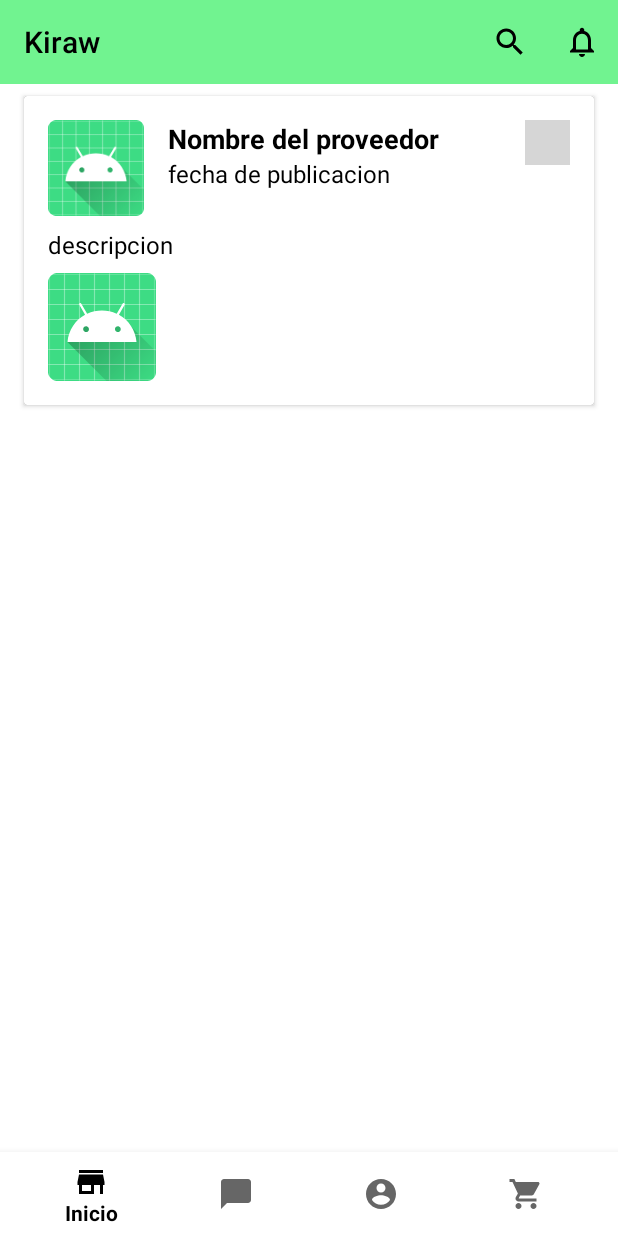
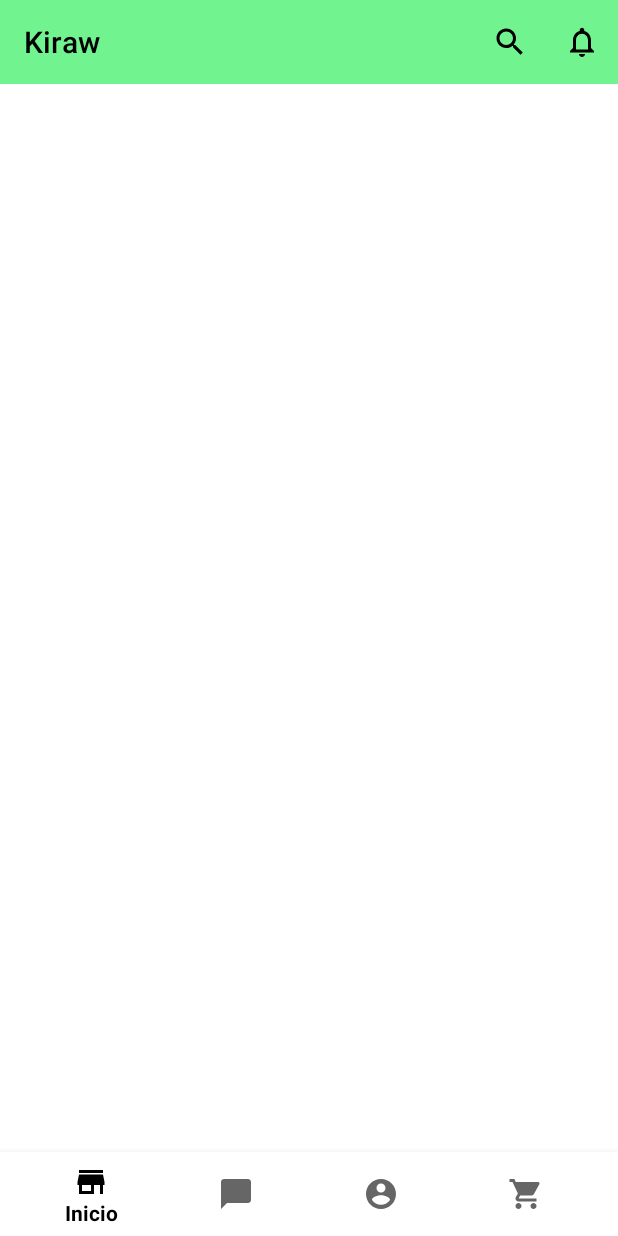
Before and after one commit to Piero-V/Kiraw, an Android app: the HomeFragment screen opened directly, with no data from a screen before it, on a phone screen of 412 x 824 dp. Run offline under Robolectric (Android 15) with nearby library versions, the phone set to English and light mode, and no system bars; grey boxes are pictures that could not be loaded.

Commit message:
modelo publicaciones y productos creado

```diff
--- a/app/src/main/java/pe/com/integrador/kiraw/activities/Buscar.java
+++ b/app/src/main/java/pe/com/integrador/kiraw/activities/Buscar.java
@@ -6,15 +6,12 @@ import androidx.recyclerview.widget.LinearLayoutManager;
 import androidx.recyclerview.widget.RecyclerView;
 
 import android.graphics.Color;
-import android.graphics.PorterDuff;
-import android.graphics.drawable.Drawable;
 import android.os.Bundle;
 import android.view.Menu;
 import android.view.MenuItem;
 import android.view.View;
 import android.view.ViewGroup;
 import android.widget.EditText;
-import android.widget.LinearLayout;
 import android.widget.SearchView;
 import android.widget.TextView;
 
@@ -23,7 +20,7 @@ import java.util.List;
 
 import pe.com.integrador.kiraw.R;
 import pe.com.integrador.kiraw.adapter.ClientesAdapter;
-import pe.com.integrador.kiraw.clases.Clientes;
+import pe.com.integrador.kiraw.models.Clientes;
 
 public class Buscar extends AppCompatActivity {
     SearchView searchView;
--- a/app/src/main/java/pe/com/integrador/kiraw/adapter/ClientesAdapter.java
+++ b/app/src/main/java/pe/com/integrador/kiraw/adapter/ClientesAdapter.java
@@ -1,7 +1,6 @@
 package pe.com.integrador.kiraw.adapter;
 
 import android.content.Context;
-import android.text.Layout;
 import android.view.LayoutInflater;
 import android.view.View;
 import android.view.ViewGroup;
@@ -15,7 +14,7 @@ import java.util.ArrayList;
 import java.util.List;
 
 import pe.com.integrador.kiraw.R;
-import pe.com.integrador.kiraw.clases.Clientes;
+import pe.com.integrador.kiraw.models.Clientes;
 
 public class ClientesAdapter extends RecyclerView.Adapter<ClientesAdapter.Holderview> {
     private List<Clientes> clienteslist;
--- a/app/src/main/java/pe/com/integrador/kiraw/fragments/HomeFragment.java
+++ b/app/src/main/java/pe/com/integrador/kiraw/fragments/HomeFragment.java
@@ -24,6 +24,6 @@ public class HomeFragment extends Fragment {
     public View onCreateView(LayoutInflater inflater, ViewGroup container,
                              Bundle savedInstanceState) {
         // Inflate the layout for this fragment
-        return inflater.inflate(R.layout.item_menu, container, false);
+        return inflater.inflate(R.layout.fragment_home, container, false);
     }
 }
--- a/app/src/main/java/pe/com/integrador/kiraw/clases/Clientes.java
+++ b/app/src/main/java/pe/com/integrador/kiraw/models/Clientes.java
@@ -1,4 +1,4 @@
-package pe.com.integrador.kiraw.clases;
+package pe.com.integrador.kiraw.models;
 
 public class Clientes {
 
--- a/app/src/main/java/pe/com/integrador/kiraw/clases/Users.java
+++ b/app/src/main/java/pe/com/integrador/kiraw/models/Users.java
@@ -1,4 +1,4 @@
-package pe.com.integrador.kiraw.clases;
+package pe.com.integrador.kiraw.models;
 
 public class Users {
     private Integer id;
--- a/app/src/main/java/pe/com/integrador/kiraw/service/ApiService.java
+++ b/app/src/main/java/pe/com/integrador/kiraw/service/ApiService.java
@@ -2,7 +2,7 @@ package pe.com.integrador.kiraw.service;
 
 import java.util.List;
 
-import pe.com.integrador.kiraw.clases.Clientes;
+import pe.com.integrador.kiraw.models.Clientes;
 import pe.com.integrador.kiraw.models.ResponseMessage;
 import retrofit2.Call;
 import retrofit2.http.Field;
--- a/app/src/main/res/layout/activity_login.xml
+++ b/app/src/main/res/layout/activity_login.xml
@@ -52,7 +52,7 @@
                             android:id="@+id/edtUser"
                             android:layout_width="match_parent"
                             android:layout_height="match_parent"
-                            android:inputType="text"
+                            android:inputType="textCapWords|textEmailAddress"
                             android:autofillHints="Hola"
                             android:textColor="@color/black"
                             />
--- a/app/src/main/res/layout/fragment_home.xml
+++ b/app/src/main/res/layout/fragment_home.xml
@@ -7,11 +7,5 @@
     android:background="@color/white"
     tools:context=".fragments.HomeFragment">
 
-    <!-- TODO: Update blank fragment layout -->
-    <TextView
-        android:layout_width="match_parent"
-        android:layout_height="match_parent"
-        android:text="mensaasdasjes"
-        android:textColor="@color/black"/>
 
 </FrameLayout>
--- a/app/src/main/res/layout/item_menu.xml
+++ b/app/src/main/res/layout/item_menu.xml
@@ -44,26 +44,15 @@
             android:id="@+id/precio_text"
             android:layout_width="match_parent"
             android:layout_height="wrap_content"
-            android:layout_toStartOf="@+id/menu_button"
             android:layout_toEndOf="@+id/foto_image"
             android:layout_below="@+id/nombre_text"
             android:layout_marginBottom="8dp"
             android:textSize="16sp"
             android:textColor="@color/black"
             android:text="fecha de publicacion"
-            android:layout_toRightOf="@+id/foto_image"
-            android:layout_toLeftOf="@+id/menu_button" />
+            android:layout_toRightOf="@+id/foto_image" />
 
-        <ImageButton
-            android:id="@+id/menu_button"
-            android:layout_width="30dp"
-            android:layout_height="30dp"
-            android:src="@drawable/agregar_carrito"
-            android:layout_alignParentEnd="true"
-            android:background="@color/red"
-            android:onClick="q"
 
-            android:layout_alignParentRight="true" />
         <TextView
             android:id="@+id/descripcion"
             android:layout_width="match_parent"
```
Also changed, not shown: app/src/main/java/pe/com/integrador/kiraw/models/Productos.java (added, +83 -0 lines), app/src/main/java/pe/com/integrador/kiraw/models/Publicaciones.java (added, +62 -0 lines).
